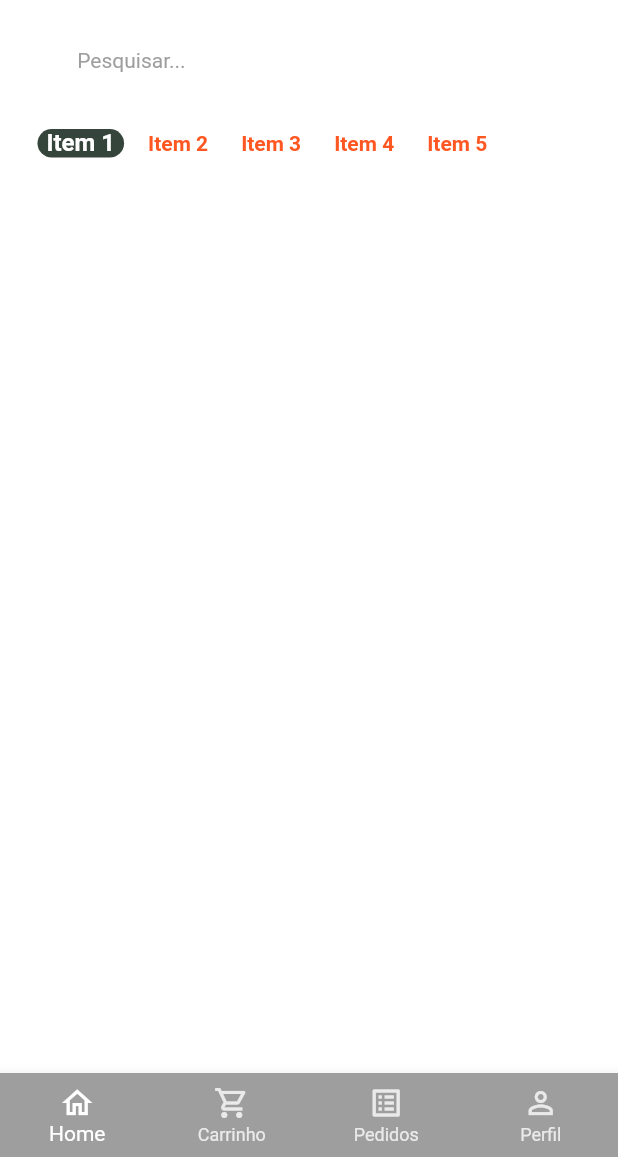
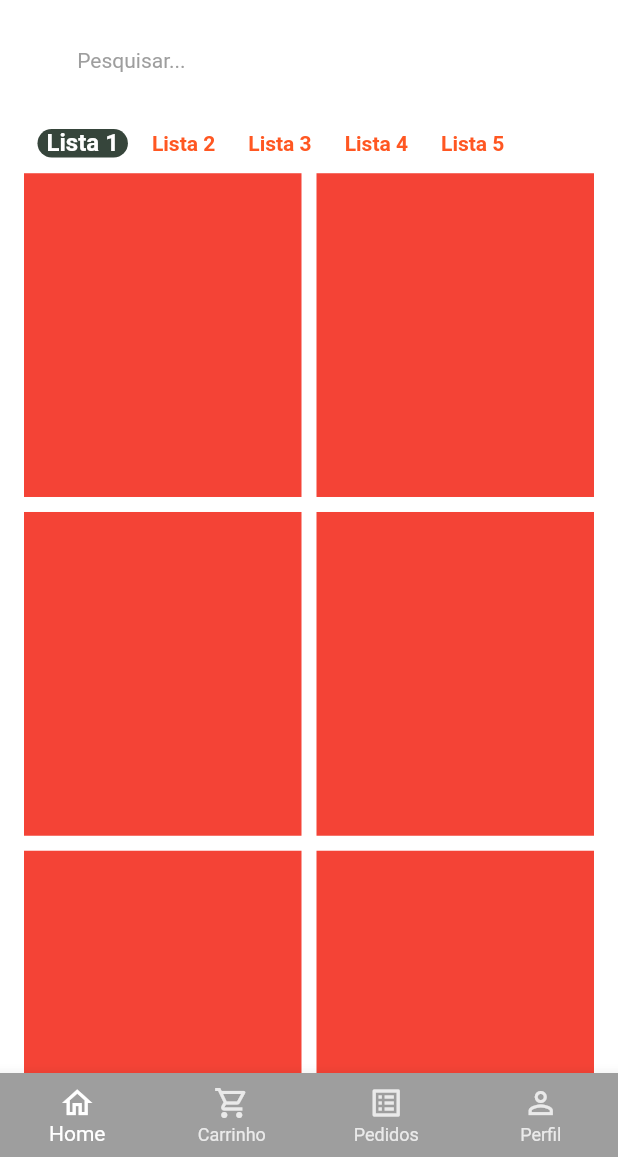
Before and after one commit to carlostoni/Flutter-Sales-App, a Flutter app: the BaseScreen screen opened directly, on a phone screen of 412 x 824 dp, the part 79-1236 px from its top. Run offline on Flutter 3.47's test engine with Material 2 defaults, Android fonts, the light colour scheme and no system bars; drawn by our look-alikes of badges; our stand-ins replace animated_text_kit, mask_text_input_formatter.

Commit message:
update 0.6.1

```diff
--- /dev/null
+++ b/lib/src/config/app_data.dart
@@ -0,0 +1,61 @@
+import 'package:vendas/src/models/item_model.dart';
+
+ItemModel item_1 = ItemModel(
+  description: '',
+  imgUrl: 'assets\fruits\arroz.png',
+  itemName: 'Item 1',
+  price: 5.5,
+  unit: 'Kg',
+);
+ItemModel item_2 = ItemModel(
+  description: '',
+  imgUrl: 'assets\fruits\castanha.png',
+  itemName: 'Item 2',
+  price: 5.5,
+  unit: 'Kg',
+);
+ItemModel item_3 = ItemModel(
+  description: '',
+  imgUrl: 'assets\fruits\farinha.png',
+  itemName: 'Item 3',
+  price: 5.5,
+  unit: 'Kg',
+);
+ItemModel item_4 = ItemModel(
+  description: '',
+  imgUrl: 'assets\fruits\feijao.png',
+  itemName: 'Item 4',
+  price: 5.5,
+  unit: 'Kg',
+);
+ItemModel item_5 = ItemModel(
+  description: '',
+  imgUrl: 'assets\fruits\lentilha.png',
+  itemName: 'Item 5',
+  price: 5.5,
+  unit: 'Kg',
+);
+ItemModel item_6 = ItemModel(
+  description: '',
+  imgUrl: 'assets\fruits\milho.png',
+  itemName: 'Item 6',
+  price: 5.5,
+  unit: 'Kg',
+);
+
+List<ItemModel> items = [
+item_1,
+item_2,
+item_3,
+item_4,
+item_5,
+item_6,
+];
+
+List<String> categories = [
+    'Lista 1',
+    'Lista 2',
+    'Lista 3',
+    'Lista 4',
+    'Lista 5',
+  ];
--- a/lib/src/pages/base/base_screen.dart
+++ b/lib/src/pages/base/base_screen.dart
@@ -20,7 +20,7 @@ class _BaseScreenState extends State<BaseScreen> {
           physics: const NeverScrollableScrollPhysics(),
           controller: pageController,
           children: [
-            HomeTab(),
+           const HomeTab(),
             Container(color: Colors.yellow),
             Container(color: Colors.blue),
             Container(color: Colors.purple),
--- a/lib/src/pages/home/home_tab.dart
+++ b/lib/src/pages/home/home_tab.dart
@@ -2,25 +2,17 @@ import 'package:badges/badges.dart';
 import 'package:flutter/material.dart';
 import 'package:vendas/src/config/custom_colors.dart';
 import 'package:vendas/src/pages/home/components/category_tile.dart';
-
+import 'package:vendas/src/config/app_data.dart' as appData;
 
 class HomeTab extends StatefulWidget {
-  HomeTab({Key? key}) : super(key: key);
+  const HomeTab({Key? key}) : super(key: key);
 
   @override
   _HomeTabState createState() => _HomeTabState();
 }
 
 class _HomeTabState extends State<HomeTab> {
-  List<String> categories = [
-    'Item 1',
-    'Item 2',
-    'Item 3',
-    'Item 4',
-    'Item 5',
-  ];
-
-  String selectedCategory = 'Item 1';
+  String selectedCategory = 'Lista 1';
 
   @override
   Widget build(BuildContext context) {
@@ -124,23 +116,39 @@ class _HomeTabState extends State<HomeTab> {
               itemBuilder: (_, index) {
                 return CategoryTile(
                   onPressed: () {
-                    setState((){
-                      selectedCategory = categories[index];
+                    setState(() {
+                      selectedCategory = appData.categories[index];
                     });
-
                   },
-                  category: categories[index],
-                  isSelected: categories[index] == selectedCategory,
+                  category: appData.categories[index],
+                  isSelected: appData.categories[index] == selectedCategory,
                 );
               },
               separatorBuilder: (_, index) => const SizedBox(width: 10),
-              itemCount: categories.length,
+              itemCount: appData.categories.length,
+            ),
+          ),
+          //Grid
+          Expanded(
+            child: GridView.builder(
+              padding: const EdgeInsets.fromLTRB(16, 0, 16, 16),
+              physics: const BouncingScrollPhysics(),
+              gridDelegate: const SliverGridDelegateWithFixedCrossAxisCount(
+                crossAxisCount: 2,
+                mainAxisSpacing: 10,
+                crossAxisSpacing: 10,
+                childAspectRatio: 9 / 10.5,
+              ),
+              itemCount: appData.items.length,
+              itemBuilder: (_, index) {
+                return Container(
+                  color: Colors.red,
+                );
+              },
             ),
           ),
         ],
       ),
-
-      //Grid
     );
   }
 }
--- a/pubspec.yaml
+++ b/pubspec.yaml
@@ -48,8 +48,8 @@ flutter:
   uses-material-design: true
 
   # To add assets to your application, add an assets section, like this:
-  # assets:
-  #   - images/a_dot_burr.jpeg
+  assets:
+    - assets/fruits/
   #   - images/a_dot_ham.jpeg
 
   # An image asset can refer to one or more resolution-specific "variants", see
```
Also changed, not shown: assets/fruits/arroz.png (added), assets/fruits/castanha.png (added), assets/fruits/farinha.png (added), assets/fruits/feijao.png (added), assets/fruits/lentilha.png (added), assets/fruits/milho.png (added).
